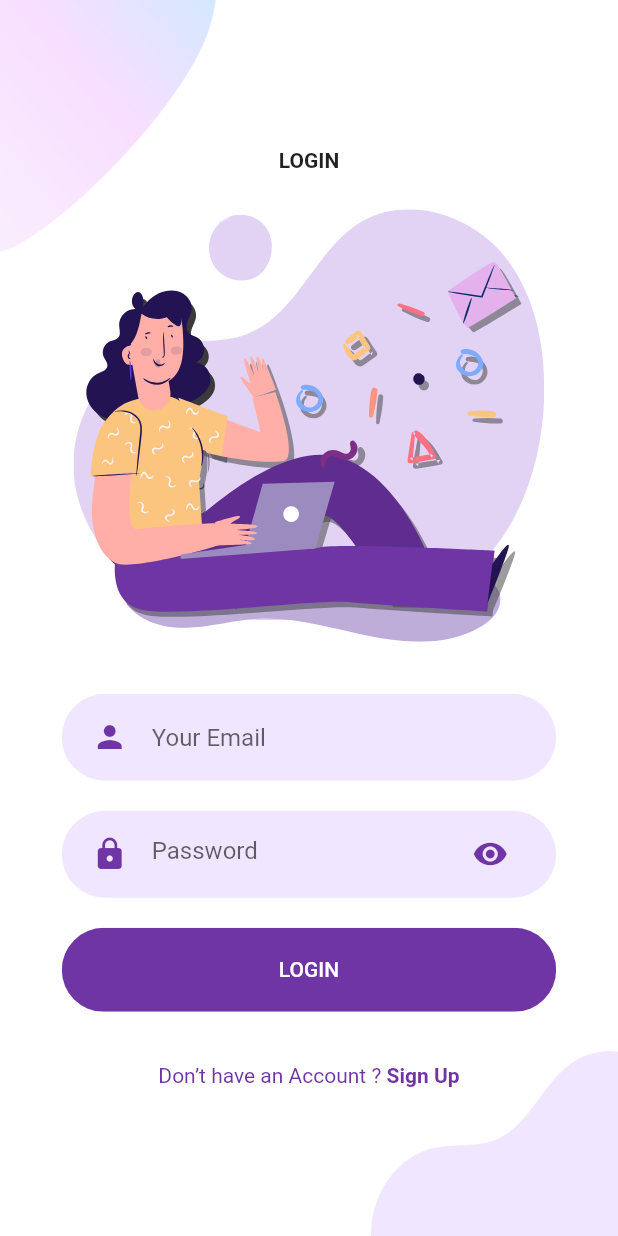
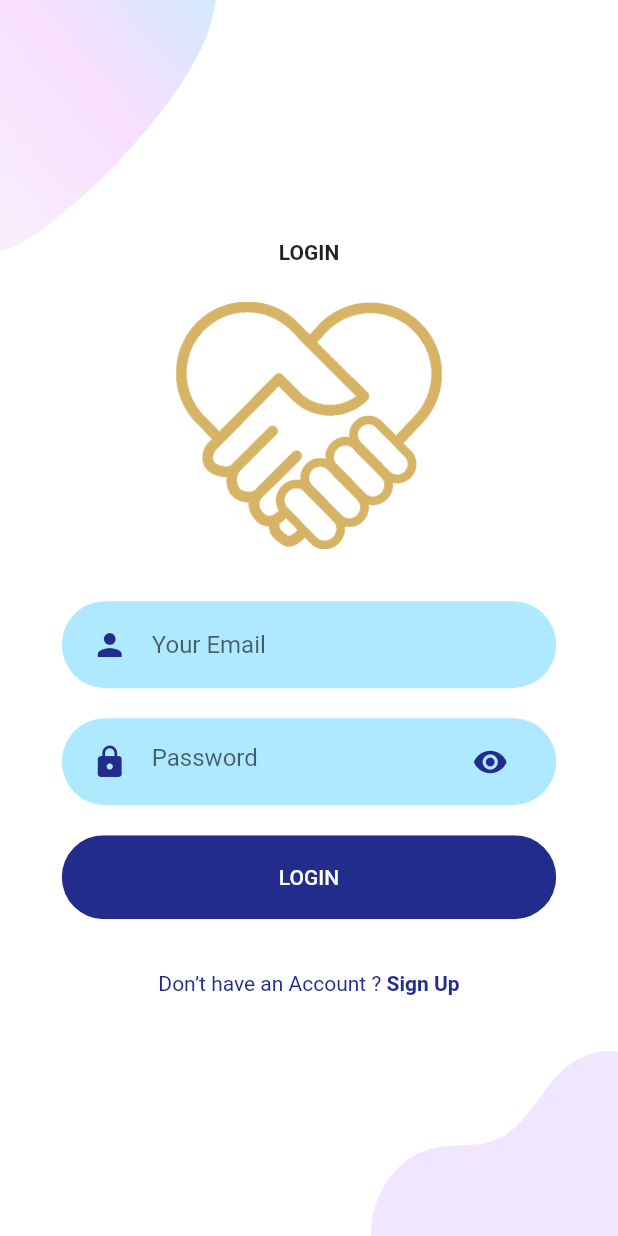
Before and after one commit to simoneghiazzi/DIMA, a Flutter app: the screen it shows after launch, after a tap on "LOGIN", on a phone screen of 412 x 824 dp. Run offline on Flutter 3.47's test engine with Material 2 defaults, Android fonts, the phone set to English and light mode, and no system bars; our stand-ins replace flutter_svg.

Commit message:
Personalizzazione login

```diff
--- a/lib/Screens/Login/components/body.dart
+++ b/lib/Screens/Login/components/body.dart
@@ -25,9 +25,9 @@ class Body extends StatelessWidget {
               style: TextStyle(fontWeight: FontWeight.bold),
             ),
             SizedBox(height: size.height * 0.03),
-            SvgPicture.asset(
-              "assets/icons/login.svg",
-              height: size.height * 0.35,
+            Image.asset(
+              "assets/icons/logo.png",
+              height: size.height * 0.20,
             ),
             SizedBox(height: size.height * 0.03),
             RoundedInputField(
--- a/lib/Screens/Signup/components/body.dart
+++ b/lib/Screens/Signup/components/body.dart
@@ -23,9 +23,9 @@ class Body extends StatelessWidget {
               style: TextStyle(fontWeight: FontWeight.bold),
             ),
             SizedBox(height: size.height * 0.03),
-            SvgPicture.asset(
-              "assets/icons/signup.svg",
-              height: size.height * 0.35,
+            Image.asset(
+              "assets/icons/logo.png",
+              height: size.height * 0.20,
             ),
             RoundedInputField(
               hintText: "Your Email",
--- a/lib/Screens/Welcome/components/body.dart
+++ b/lib/Screens/Welcome/components/body.dart
@@ -14,16 +14,16 @@ class Body extends StatelessWidget {
     return Background(
       child: SingleChildScrollView(
         child: Column(
-          mainAxisAlignment: MainAxisAlignment.center,
+          mainAxisAlignment: MainAxisAlignment.spaceEvenly,
           children: <Widget>[
             Text(
               "WELCOME TO APPrension",
               style: TextStyle(fontWeight: FontWeight.bold),
             ),
             SizedBox(height: size.height * 0.05),
-            SvgPicture.asset(
-              "assets/icons/chat.svg",
-              height: size.height * 0.45,
+            Image.asset(
+              "assets/icons/logo.png",
+              height: size.height * 0.20,
             ),
             SizedBox(height: size.height * 0.05),
             RoundedButton(
--- a/lib/constants.dart
+++ b/lib/constants.dart
@@ -1,4 +1,4 @@
 import 'package:flutter/material.dart';
 
-const kPrimaryColor = Color(0xFF6F35A5);
-const kPrimaryLightColor = Color(0xFFF1E6FF);
+const kPrimaryColor = Color(0xFF212C8C);
+const kPrimaryLightColor = Color(0xFFAFE9FF);
```
